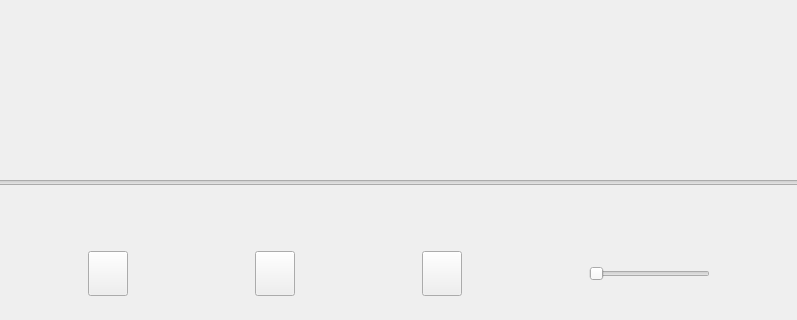
This is myVedioPlayer/widget.ui in qwd867/school-multi--media as Qt 5 draws it before an edit; both pictures show x 101 to 898 and y 280 to 600 of the 1000 by 600 pixel window. The edited form follows.
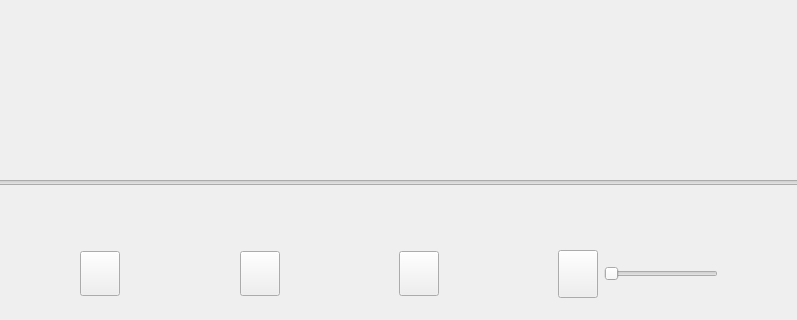
This is the edited form. Icons and pictures are not drawn.

Diff of the .ui file:
```diff
--- a/myVedioPlayer/widget.ui
+++ b/myVedioPlayer/widget.ui
@@ -145,6 +145,25 @@
         </property>
        </spacer>
       </item>
+      <item>
+       <widget class="QPushButton" name="pushButton_voicestates">
+        <property name="enabled">
+         <bool>true</bool>
+        </property>
+        <property name="maximumSize">
+         <size>
+          <width>45</width>
+          <height>50</height>
+         </size>
+        </property>
+        <property name="styleSheet">
+         <string notr="true">border-image: url(:/new/prefix1/image/声音.png);</string>
+        </property>
+        <property name="text">
+         <string/>
+        </property>
+       </widget>
+      </item>
       <item>
        <widget class="QSlider" name="hSlider_voice">
         <property name="orientation">
```
